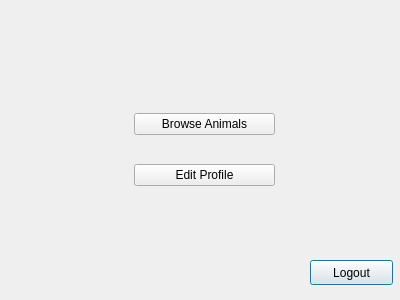
This is clientview.ui in maliklewis/comp3004 as Qt 5 draws it before an edit. The edited form follows.
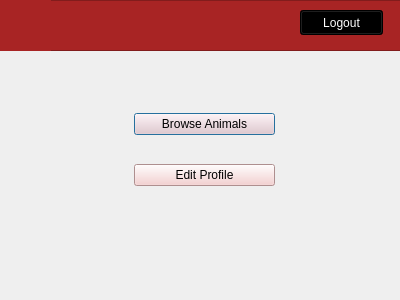
This is the edited form. Icons and pictures are not drawn.

The edit to the form file:
```diff
--- a/clientview.ui
+++ b/clientview.ui
@@ -13,20 +13,7 @@
   <property name="windowTitle">
    <string>Main Client Window</string>
   </property>
-  <widget class="QPushButton" name="logoutButton">
-   <property name="geometry">
-    <rect>
-     <x>310</x>
-     <y>260</y>
-     <width>83</width>
-     <height>25</height>
-    </rect>
-   </property>
-   <property name="text">
-    <string>Logout</string>
-   </property>
-  </widget>
-  <widget class="QWidget" name="">
+  <widget class="QWidget" name="layoutWidget">
    <property name="geometry">
     <rect>
      <x>134</x>
@@ -38,6 +25,10 @@
    <layout class="QVBoxLayout" name="verticalLayout">
     <item>
      <widget class="QPushButton" name="browseAnimalsButton">
+      <property name="styleSheet">
+       <string notr="true">background-color: rgb(244, 200, 200);
+border-color: rgb(0, 0, 0);</string>
+      </property>
       <property name="text">
        <string>Browse Animals</string>
       </property>
@@ -45,6 +36,10 @@
     </item>
     <item>
      <widget class="QPushButton" name="editProfileButton">
+      <property name="styleSheet">
+       <string notr="true">background-color: rgb(244, 200, 200);
+border-color: rgb(0, 0, 0);</string>
+      </property>
       <property name="text">
        <string>Edit Profile</string>
       </property>
@@ -52,6 +47,65 @@
     </item>
    </layout>
   </widget>
+  <widget class="QFrame" name="frame">
+   <property name="geometry">
+    <rect>
+     <x>0</x>
+     <y>0</y>
+     <width>411</width>
+     <height>51</height>
+    </rect>
+   </property>
+   <property name="autoFillBackground">
+    <bool>false</bool>
+   </property>
+   <property name="styleSheet">
+    <string notr="true">background-color: rgb(168, 36, 36);</string>
+   </property>
+   <property name="frameShape">
+    <enum>QFrame::StyledPanel</enum>
+   </property>
+   <property name="frameShadow">
+    <enum>QFrame::Raised</enum>
+   </property>
+   <widget class="QLabel" name="label">
+    <property name="geometry">
+     <rect>
+      <x>0</x>
+      <y>0</y>
+      <width>51</width>
+      <height>51</height>
+     </rect>
+    </property>
+    <property name="text">
+     <string/>
+    </property>
+    <property name="pixmap">
+     <pixmap>../../Downloads/cuacs logo (b&amp;w).png</pixmap>
+    </property>
+    <property name="scaledContents">
+     <bool>true</bool>
+    </property>
+   </widget>
+   <widget class="QPushButton" name="logoutButton">
+    <property name="geometry">
+     <rect>
+      <x>300</x>
+      <y>10</y>
+      <width>83</width>
+      <height>25</height>
+     </rect>
+    </property>
+    <property name="styleSheet">
+     <string notr="true">background-color: rgb(0, 0, 0);
+color: rgb(255, 255, 255);
+border-color: rgb(0, 0, 0);</string>
+    </property>
+    <property name="text">
+     <string>Logout</string>
+    </property>
+   </widget>
+  </widget>
  </widget>
  <resources/>
  <connections/>
```
